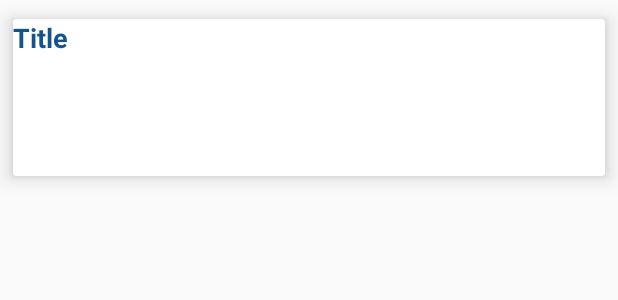
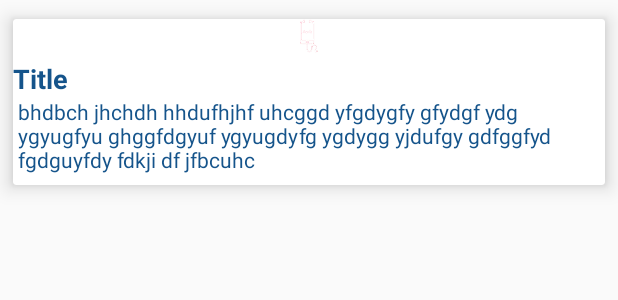
Before and after one commit to Gravity-Innovative-Solutions/aurislife, an Android app: the layout notification_single.xml on its own in the app's theme, with its tools: preview values and no code run, on a phone screen of 412 x 824 dp. Shown: the top 300 px of the screen. Run offline under Robolectric (Android 15) with nearby library versions, the phone set to English and light mode, and no system bars.

Commit message:
notification_single.xml updated

```diff
--- a/app/src/main/res/layout/notification_single.xml
+++ b/app/src/main/res/layout/notification_single.xml
@@ -22,15 +22,17 @@
 
             <LinearLayout
                 android:id="@+id/lnlt0"
-                android:layout_width="wrap_content"
+                android:layout_width="fill_parent"
                 android:layout_height="wrap_content"
+                android:gravity="center"
 
                 android:orientation="vertical">
 
                 <ImageView
                     android:id="@+id/imageView2"
-                    android:layout_width="wrap_content"
-                    android:layout_height="wrap_content" />
+                    android:layout_width="fill_parent"
+                    android:layout_height="wrap_content"
+                    android:src="@drawable/icon_notification" />
             </LinearLayout>
 
             <LinearLayout
@@ -45,6 +47,7 @@
                     android:id="@+id/row_title"
                     android:layout_width="fill_parent"
                     android:layout_height="wrap_content"
+                    android:layout_marginTop="3dp"
                     android:text="Title"
 
 
@@ -57,27 +60,13 @@
                     android:layout_width="fill_parent"
                     android:layout_height="wrap_content"
                     android:layout_marginLeft="3dp"
+                    android:inputType="textMultiLine"
+
                     android:paddingBottom="7dp"
+                    android:text="bhdbch jhchdh hhdufhjhf uhcggd yfgdygfy gfydgf ydg ygyugfyu ghggfdgyuf ygyugdyfg ygdygg yjdufgy gdfggfyd fgdguyfdy fdkji df jfbcuhc "
                     android:textAppearance="?android:attr/textAppearanceSmall"
                     android:textColor="@color/primary_darker" />
 
-                <TextView
-                    android:id="@+id/row_content1"
-                    android:layout_width="fill_parent"
-                    android:layout_height="wrap_content"
-                    android:layout_marginLeft="3dp"
-                    android:paddingBottom="7dp"
-                    android:textAppearance="?android:attr/textAppearanceSmall"
-                    android:textColor="@color/primary_darker" />
-
-                <TextView
-                    android:id="@+id/row_content2"
-                    android:layout_width="fill_parent"
-                    android:layout_height="wrap_content"
-                    android:layout_marginLeft="3dp"
-                    android:paddingBottom="7dp"
-                    android:textAppearance="?android:attr/textAppearanceSmall"
-                    android:textColor="@color/primary_darker" />
             </LinearLayout>
         </LinearLayout>
     </android.support.v7.widget.CardView>
```
